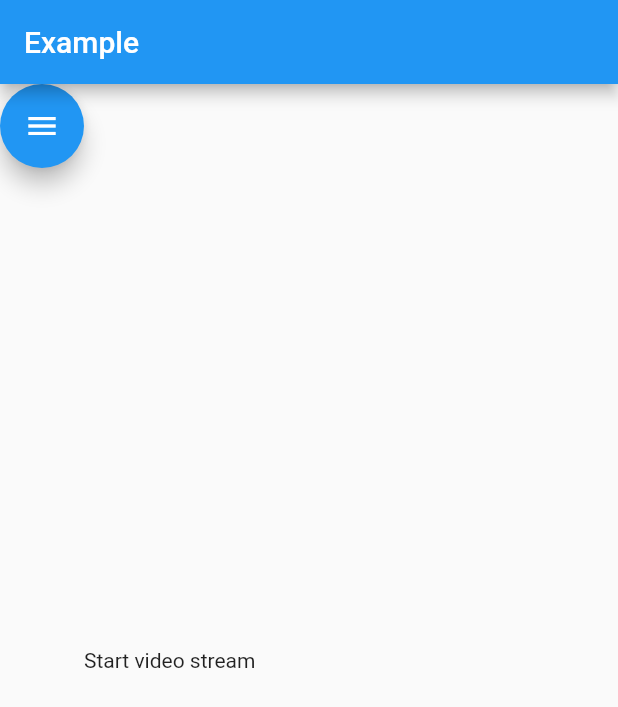
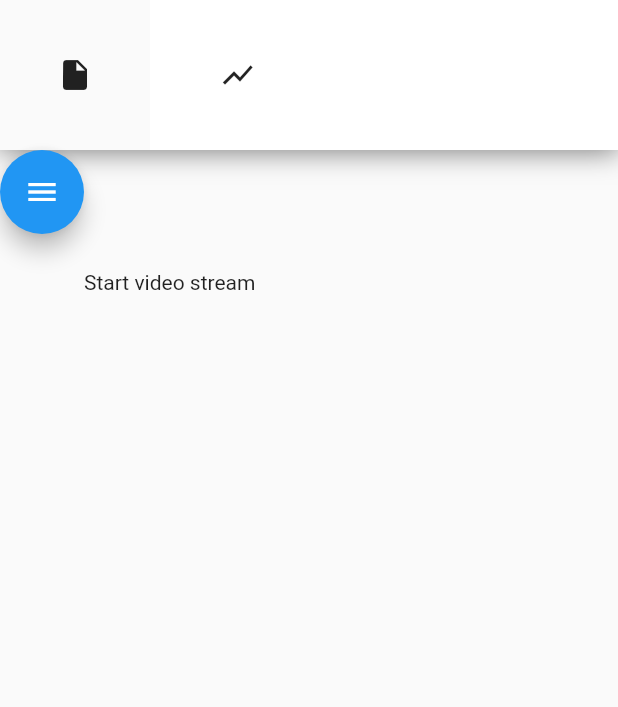
Before and after one commit to Andr0m3da26/ZneT-Bionics, a Flutter app: the screen it shows after launch, on a phone screen of 412 x 824 dp. Shown: the top 707 px of the screen. Run offline on Flutter 3.47's test engine with Material 2 defaults, Android fonts, the phone set to English and light mode, and no system bars; our stand-ins replace flutter_riverpod.

Commit message:
added navbar + working switch screens button

```diff
--- a/lib/main.dart
+++ b/lib/main.dart
@@ -1,9 +1,9 @@
 import 'package:flutter/material.dart';
+import 'package:providerarchitecturetest/screens/analysisscreen.dart';
+import 'package:providerarchitecturetest/screens/graphrackscreen.dart';
 import 'package:providerarchitecturetest/utilities/providers.dart';
 import 'package:flutter_riverpod/flutter_riverpod.dart';
-
-import 'package:providerarchitecturetest/widgets/dropdown.dart';
-import 'package:providerarchitecturetest/widgets/videostream.dart';
+import 'package:providerarchitecturetest/widgets/navbar.dart';
 
 // We create a "provider", which will store a value (here "Hello world").
 // By using a provider, this allows us to mock/override the value exposed.
@@ -25,27 +25,20 @@ class MyApp extends ConsumerWidget {
   Widget build(BuildContext context, WidgetRef ref) {
     // final String value = ref.watch(helloWorldProvider);
     // final bool isCameraToggle = ref.watch(cameraToggleProvider);
+    final int _selectedIndex = ref.watch(screenIndexProvider);
 
     return MaterialApp(
-      home: Scaffold(
-        appBar: AppBar(title: const Text('Example')),
-        body: Row(
-          children: [
-            IconButtonWithAnimatedToolbar(
-              // This is the widget we created
-              onCameraOptionSelected: () {
-                ref.read(cameraToggleProvider.notifier).toggle();
-              },
-              onCameraOptionDeselected: () {
-                ref.read(cameraToggleProvider.notifier).toggle();
-              },
-              onGraphOptionSelected: () {},
-              onGraphOptionDeselected: () {},
-            ),
-            VideoStream(),
+        home: Scaffold(
+      body: Column(children: [
+        NavbarContainer(),
+        IndexedStack(
+          index: _selectedIndex,
+          children: const [
+            AnalysisScreen(),
+            GraphRackScreen(),
           ],
         ),
-      ),
-    );
+      ]),
+    ));
   }
 }
--- /dev/null
+++ b/lib/screens/analysisscreen.dart
@@ -0,0 +1,30 @@
+import 'package:flutter/material.dart';
+import 'package:providerarchitecturetest/utilities/providers.dart';
+import 'package:flutter_riverpod/flutter_riverpod.dart';
+
+import 'package:providerarchitecturetest/widgets/dropdown.dart';
+import 'package:providerarchitecturetest/widgets/videostream.dart';
+
+class AnalysisScreen extends ConsumerWidget {
+  const AnalysisScreen({super.key});
+
+  @override
+  Widget build(BuildContext context, WidgetRef ref) {
+    return Row(
+      children: [
+        IconButtonWithAnimatedToolbar(
+          // This is the widget we created
+          onCameraOptionSelected: () {
+            ref.watch(cameraToggleProvider.notifier).toggle();
+          },
+          onCameraOptionDeselected: () {
+            ref.watch(cameraToggleProvider.notifier).toggle();
+          },
+          onGraphOptionSelected: () {},
+          onGraphOptionDeselected: () {},
+        ),
+        VideoStream(),
+      ],
+    );
+  }
+}
--- /dev/null
+++ b/lib/widgets/navbar.dart
@@ -0,0 +1,244 @@
+import 'package:flutter/material.dart';
+import 'package:flutter_riverpod/flutter_riverpod.dart';
+import 'package:providerarchitecturetest/utilities/providers.dart';
+
+enum FileOptions { openProject, newProject }
+
+class NavbarContainer extends ConsumerWidget {
+  FileOptions? selectedMenu;
+  @override
+  Widget build(BuildContext context, WidgetRef ref) {
+    return SizedBox(
+      height: 100,
+      child: Container(
+        decoration: BoxDecoration(color: Colors.white, boxShadow: [
+          BoxShadow(
+              color: Colors.grey.shade600, spreadRadius: 1, blurRadius: 15)
+        ]),
+        child: Row(
+          children: [
+            NavbarButton(
+              tooltip: "File menu",
+              icon: Icons.insert_drive_file,
+              onSelected: (dynamic item) {
+                debugPrint("File menu selected");
+              },
+              onOpened: () => debugPrint("File menu opened"),
+              menuItems: <PopupMenuEntry<dynamic>>[
+                PopupMenuItem<dynamic>(
+                  value: FileOptions.newProject,
+                  child: Text('New Project'),
+                  onTap: () async {
+                    // Add your code here
+                  },
+                ),
+                PopupMenuItem<dynamic>(
+                  value: FileOptions.openProject,
+                  child: Text('Open Project'),
+                  onTap: () async {
+                    // Add your code here
+                  },
+                ),
+              ],
+            ),
+            // Consumer<DataModel>(
+            //   builder: (context, datamodel, child) {
+            //     if (datamodel.activeScreen == ScreenType.videoStream) {
+            //       return NavbarButton(
+            //         tooltip: "Switch to graphrack",
+            //         icon: Icons.show_chart,
+            //         onSelected: (dynamic item) =>
+            //             debugPrint("Graphrack menu selected"),
+            //         onOpened: () {
+            //           debugPrint("Switching to graphrack");
+            //           DataModel myDataModel =
+            //               Provider.of<DataModel>(context, listen: false);
+            //           myDataModel.activeScreen = ScreenType.graphRack;
+            //         },
+            //       );
+            //     } else if (datamodel.activeScreen == ScreenType.graphRack) {
+            //       return NavbarButton(
+            //         tooltip: "Switch to videostream",
+            //         icon: Icons.videocam,
+            //         onOpened: () {
+            //           debugPrint("Switching to videostream");
+            //           DataModel myDataModel =
+            //               Provider.of<DataModel>(context, listen: false);
+            //           myDataModel.activeScreen = ScreenType.videoStream;
+            //         },
+            //       );
+            //     } else {
+            //       //Should never happen
+            //       return Container();
+            //     }
+            //   },
+            // ),
+            NavbarToggleButton(
+              icon1: Icons.show_chart,
+              icon2: Icons.videocam,
+              onIcon1pressed: () {
+                ref.watch(screenIndexProvider.notifier).changeScreen(1);
+              },
+              onIcon2pressed: () {
+                ref.watch(screenIndexProvider.notifier).changeScreen(0);
+              },
+            ),
+          ],
+        ),
+      ),
+    );
+  }
+
+  // Material fileOptionsButton() {
+  //   return Material(
+  //     child: PopupMenuButton<FileOptions>(
+  //       tooltip: "File menu",
+  //       child: SizedBox.square(
+  //           dimension: 100,
+  //           child: InkWell(
+  //               hoverColor: Colors.grey, child: Icon(Icons.insert_drive_file))),
+
+  //       // Callback that sets the selected popup menu item.
+  //       onSelected: (FileOptions item) {
+  //         setState(() {
+  //           selectedMenu = item;
+  //         });
+  //       },
+  //       itemBuilder: (BuildContext context) => <PopupMenuEntry<FileOptions>>[
+  //         PopupMenuItem<FileOptions>(
+  //           value: FileOptions.newProject,
+  //           child: Text('New Project'),
+  //           onTap: () async {
+  //             // String? result = await FilePicker.platform.getDirectoryPath();
+
+  //             // if (result != null) {
+  //             //   // Do something with result
+  //             //   debugPrint(result);
+  //             // } else {
+  //             //   // User canceled the picker
+  //             //   debugPrint("User cancelled new project");
+  //             // }
+  //           },
+  //         ),
+  //         PopupMenuItem<FileOptions>(
+  //           value: FileOptions.openProject,
+  //           child: Text('Open Project'),
+  //           onTap: () async {
+  //             // String? result = await FilePicker.platform.getDirectoryPath();
+
+  //             // if (result != null) {
+  //             //   // Do something with result
+  //             //   debugPrint(result);
+  //             // } else {
+  //             //   // User canceled the picker
+  //             //   debugPrint("User cancelled open project");
+  //             // }
+  //           },
+  //         ),
+  //       ],
+  //     ),
+  //   );
+  // }
+}
+
+class NavbarButton extends StatelessWidget {
+  final String tooltip;
+  final IconData icon;
+  final Function(dynamic)? onSelected;
+  final Function()? onOpened;
+  final List<PopupMenuEntry<dynamic>>? menuItems;
+
+  const NavbarButton({
+    Key? key,
+    required this.tooltip,
+    required this.icon,
+    this.onSelected,
+    this.onOpened,
+    this.menuItems,
+  }) : super(key: key);
+
+  @override
+  Widget build(BuildContext context) {
+    return Material(
+      child: PopupMenuButton(
+        tooltip: tooltip,
+        child: SizedBox.square(
+          dimension: 100,
+          child: InkWell(
+            hoverColor: Colors.grey,
+            child: Icon(icon),
+          ),
+        ),
+        onSelected: onSelected,
+        onOpened: onOpened,
+        itemBuilder: //if there are menuitems then build, else return null
+            (context) {
+          if (menuItems != null) {
+            return
+                //build menuitems
+                menuItems!;
+          } else {
+            return
+                //empty List<PopupMenuEntry<dynamic>> Function(BuildContext)
+                <PopupMenuEntry<dynamic>>[];
+          }
+        },
+      ),
+    );
+  }
+}
+
+class NavbarToggleButton extends StatefulWidget {
+  final IconData icon1;
+  final IconData icon2;
+  final Function() onIcon1pressed;
+  final Function() onIcon2pressed;
+
+  const NavbarToggleButton({
+    Key? key,
+    required this.icon1,
+    required this.icon2,
+    required this.onIcon1pressed,
+    required this.onIcon2pressed,
+  }) : super(key: key);
+
+  @override
+  State<NavbarToggleButton> createState() => _NavbarToggleButtonState();
+}
+
+class _NavbarToggleButtonState extends State<NavbarToggleButton> {
+  late Icon activeIcon;
+
+  @override
+  void initState() {
+    super.initState();
+    activeIcon = Icon(widget.icon1);
+  }
+
+  @override
+  Widget build(BuildContext context) {
+    return MaterialButton(
+      child: SizedBox(
+        height: 100,
+        width: 85,
+        child: InkWell(
+          hoverColor: Colors.grey,
+          child: activeIcon,
+        ),
+      ),
+      onPressed: () {
+        if (activeIcon.icon == widget.icon1) {
+          setState(() {
+            activeIcon = Icon(widget.icon2);
+          });
+          widget.onIcon1pressed();
+        } else if (activeIcon.icon == widget.icon2) {
+          setState(() {
+            activeIcon = Icon(widget.icon1);
+          });
+          widget.onIcon2pressed();
+        }
+      },
+    );
+  }
+}
```
Also changed, not shown: lib/screens/graphrackscreen.dart (added, +10 -0 lines), lib/utilities/providers.dart (+13 -2 lines).
